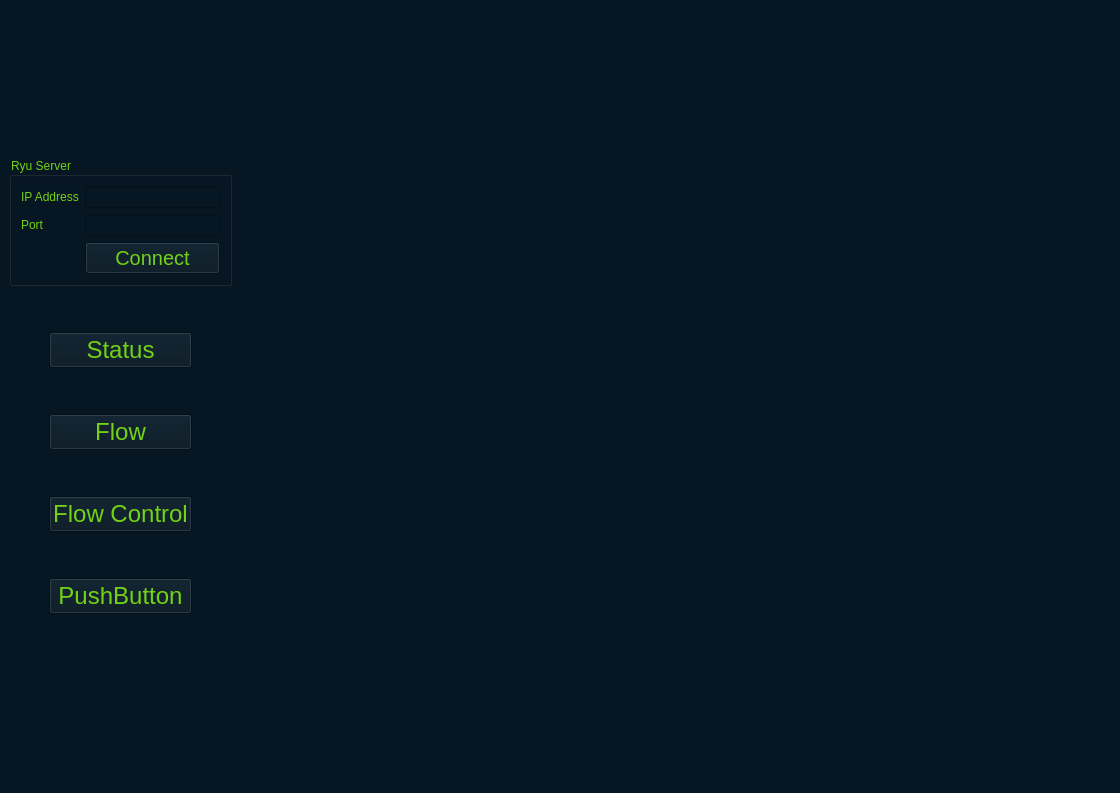
Qt form GUI/flowmanager.ui (Gaopeng-Bai/QT_flowmanager) before a commit.
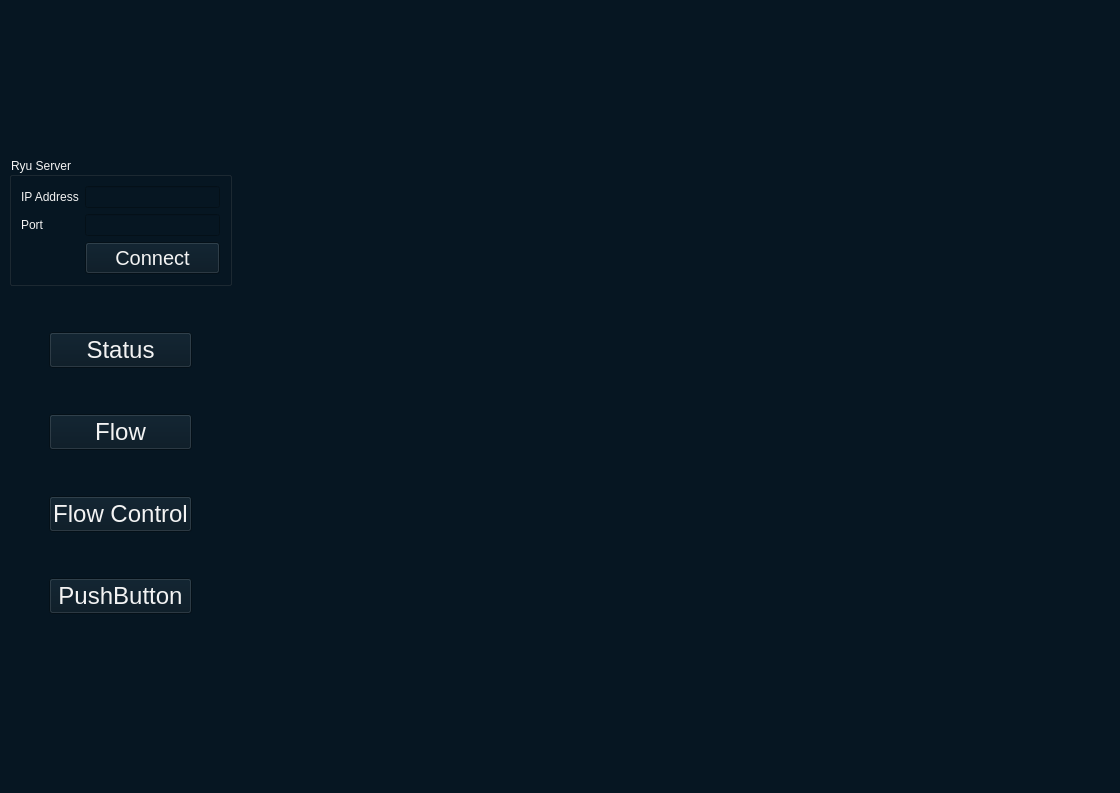
The same form after that commit.

The edit to the form file:
```diff
--- a/GUI/flowmanager.ui
+++ b/GUI/flowmanager.ui
@@ -15,7 +15,7 @@
   </property>
   <property name="styleSheet">
    <string notr="true">background-color: rgb(6, 22, 34);
-color: rgb(115, 210, 22);</string>
+color: rgb(243, 243, 243);</string>
   </property>
   <widget class="QWidget" name="centralwidget">
    <layout class="QFormLayout" name="formLayout">
```
